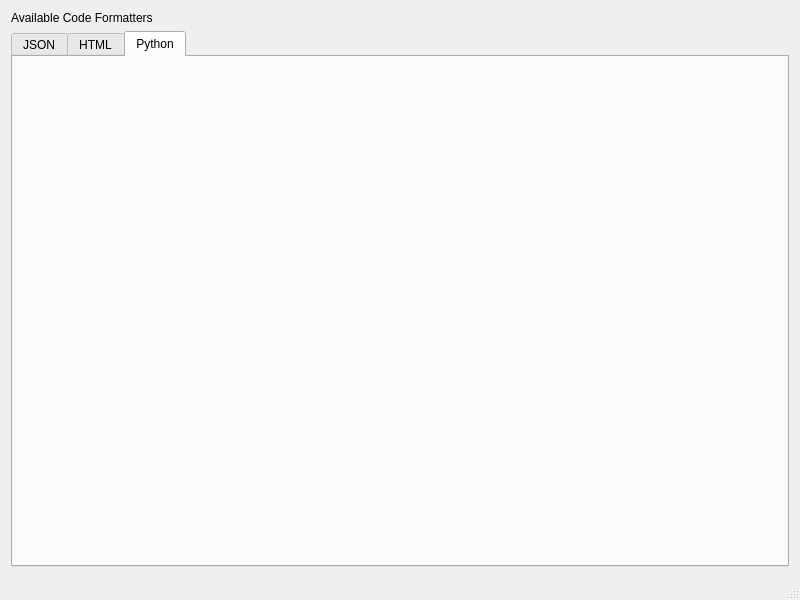
grplyler/pyformatter, file main.ui: the form before one commit.
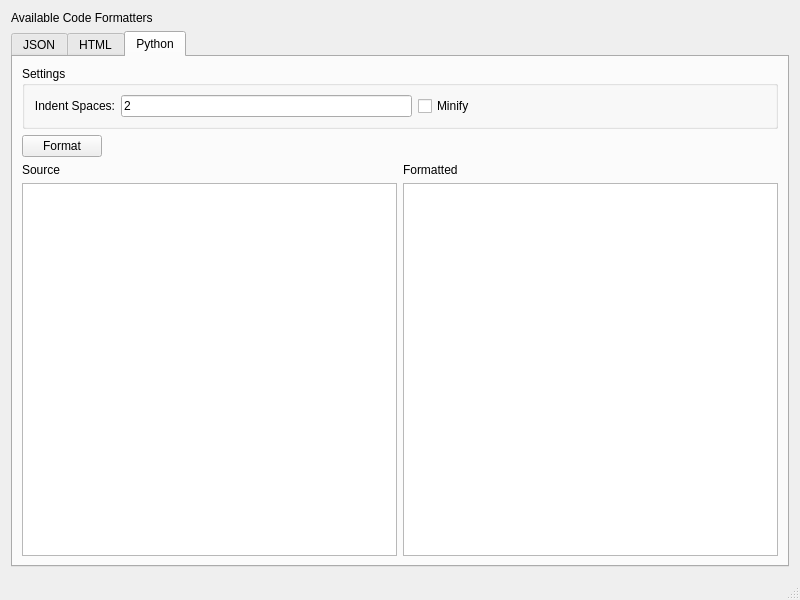
The form after the commit. The open tabs and pages were chosen to show the change.

Commit message: added python formatting

What changed in the file:
```diff
--- a/main.ui
+++ b/main.ui
@@ -286,6 +286,116 @@
        <attribute name="title">
         <string>Python</string>
        </attribute>
+       <layout class="QVBoxLayout" name="verticalLayout_11">
+        <item>
+         <widget class="QGroupBox" name="groupBox_3">
+          <property name="title">
+           <string>Settings</string>
+          </property>
+          <layout class="QHBoxLayout" name="horizontalLayout_7">
+           <item>
+            <widget class="QLabel" name="label_10">
+             <property name="text">
+              <string>Indent Spaces:</string>
+             </property>
+             <property name="alignment">
+              <set>Qt::AlignRight|Qt::AlignTrailing|Qt::AlignVCenter</set>
+             </property>
+            </widget>
+           </item>
+           <item>
+            <widget class="QLineEdit" name="pythonIndentLineEdit">
+             <property name="text">
+              <string>2</string>
+             </property>
+            </widget>
+           </item>
+           <item>
+            <widget class="QCheckBox" name="pythonMinifyCheckbox">
+             <property name="text">
+              <string>Minify</string>
+             </property>
+            </widget>
+           </item>
+           <item>
+            <spacer name="horizontalSpacer_6">
+             <property name="orientation">
+              <enum>Qt::Horizontal</enum>
+             </property>
+             <property name="sizeHint" stdset="0">
+              <size>
+               <width>40</width>
+               <height>20</height>
+              </size>
+             </property>
+            </spacer>
+           </item>
+          </layout>
+         </widget>
+        </item>
+        <item>
+         <layout class="QHBoxLayout" name="horizontalLayout_8">
+          <item>
+           <widget class="QPushButton" name="pythonFormatButton">
+            <property name="text">
+             <string>Format</string>
+            </property>
+           </widget>
+          </item>
+          <item>
+           <spacer name="horizontalSpacer_5">
+            <property name="orientation">
+             <enum>Qt::Horizontal</enum>
+            </property>
+            <property name="sizeHint" stdset="0">
+             <size>
+              <width>40</width>
+              <height>20</height>
+             </size>
+            </property>
+           </spacer>
+          </item>
+         </layout>
+        </item>
+        <item>
+         <layout class="QHBoxLayout" name="horizontalLayout_9">
+          <item>
+           <layout class="QVBoxLayout" name="verticalLayout_10">
+            <item>
+             <widget class="QLabel" name="label_8">
+              <property name="text">
+               <string>Source</string>
+              </property>
+              <property name="alignment">
+               <set>Qt::AlignLeading|Qt::AlignLeft|Qt::AlignVCenter</set>
+              </property>
+             </widget>
+            </item>
+            <item>
+             <widget class="QPlainTextEdit" name="pythonSourceTextEdit"/>
+            </item>
+           </layout>
+          </item>
+          <item>
+           <layout class="QVBoxLayout" name="verticalLayout_9">
+            <item>
+             <widget class="QLabel" name="label_9">
+              <property name="text">
+               <string>Formatted</string>
+              </property>
+              <property name="alignment">
+               <set>Qt::AlignLeading|Qt::AlignLeft|Qt::AlignVCenter</set>
+              </property>
+             </widget>
+            </item>
+            <item>
+             <widget class="QPlainTextEdit" name="pythonDestTextEdit"/>
+            </item>
+           </layout>
+          </item>
+         </layout>
+        </item>
+       </layout>
       </widget>
      </widget>
     </item>
```
Left out of the diff: 2 changed lines with no effect on the pictures. The commit also changes 2 other files.
